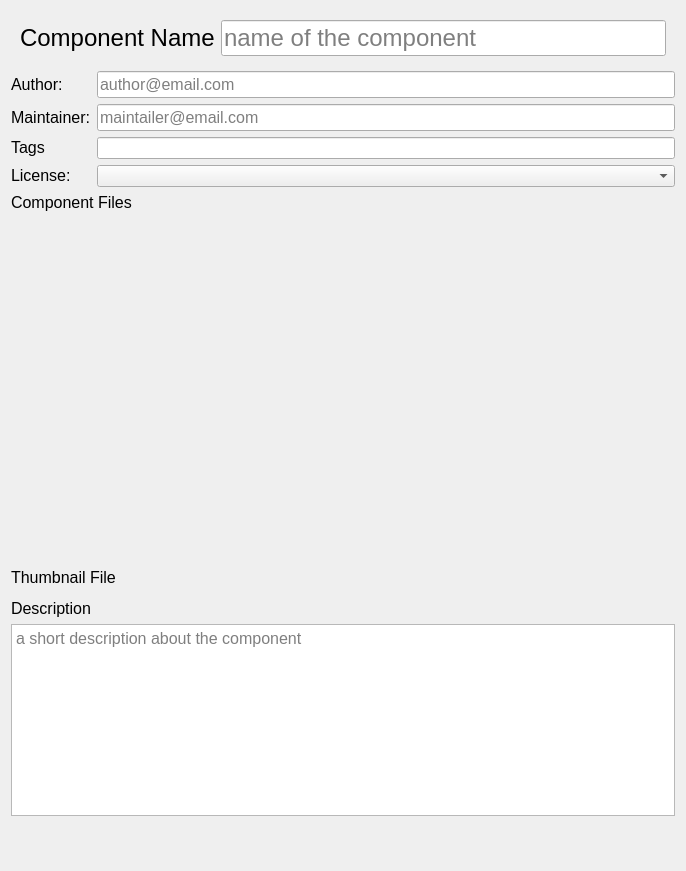
Before: the Qt Designer form src/interface/forms/component_form.ui in AmulyaParitosh/Component_Library_Plugin, drawn with Qt 5.
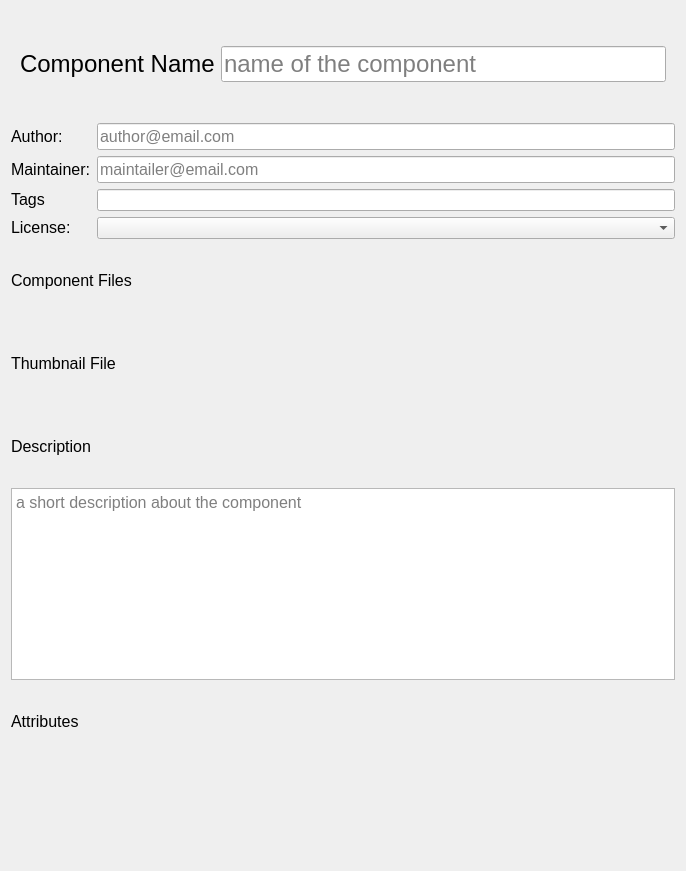
After: the same form once the commit is applied. Custom widgets are drawn as their Qt base class.

Commit message: added attributes to creation form

Diff of the .ui file:
```diff
--- a/src/interface/forms/component_form.ui
+++ b/src/interface/forms/component_form.ui
@@ -10,6 +10,12 @@
     <height>871</height>
    </rect>
   </property>
+  <property name="sizePolicy">
+   <sizepolicy hsizetype="Preferred" vsizetype="Maximum">
+    <horstretch>0</horstretch>
+    <verstretch>0</verstretch>
+   </sizepolicy>
+  </property>
   <property name="windowTitle">
    <string>Dialog</string>
   </property>
@@ -217,7 +223,7 @@
    <item>
     <widget class="FileList" name="componentFiles" native="true">
      <property name="sizePolicy">
-      <sizepolicy hsizetype="Expanding" vsizetype="Minimum">
+      <sizepolicy hsizetype="Expanding" vsizetype="Maximum">
        <horstretch>0</horstretch>
        <verstretch>0</verstretch>
       </sizepolicy>
@@ -284,6 +290,35 @@
      </property>
     </widget>
    </item>
+   <item>
+    <widget class="QLabel" name="attributesLabel">
+     <property name="sizePolicy">
+      <sizepolicy hsizetype="Preferred" vsizetype="Maximum">
+       <horstretch>0</horstretch>
+       <verstretch>0</verstretch>
+      </sizepolicy>
+     </property>
+     <property name="maximumSize">
+      <size>
+       <width>16777213</width>
+       <height>16777215</height>
+      </size>
+     </property>
+     <property name="text">
+      <string>&lt;html&gt;&lt;head/&gt;&lt;body&gt;&lt;p&gt;&lt;span style=&quot; font-size:12pt;&quot;&gt;Attributes&lt;/span&gt;&lt;/p&gt;&lt;/body&gt;&lt;/html&gt;</string>
+     </property>
+    </widget>
+   </item>
+   <item>
+    <widget class="AttributeList" name="attributesList" native="true">
+     <property name="sizePolicy">
+      <sizepolicy hsizetype="Preferred" vsizetype="Maximum">
+       <horstretch>0</horstretch>
+       <verstretch>0</verstretch>
+      </sizepolicy>
+     </property>
+    </widget>
+   </item>
    <item>
     <widget class="QWidget" name="bottomWidget" native="true">
      <property name="sizePolicy">
@@ -329,6 +364,12 @@
    <header>src/interface/widgets</header>
    <container>1</container>
   </customwidget>
+  <customwidget>
+   <class>AttributeList</class>
+   <extends>QWidget</extends>
+   <header location="global">src/interface/widgets</header>
+   <container>1</container>
+  </customwidget>
  </customwidgets>
  <resources/>
  <connections/>
```
The commit also changes 11 other files.
